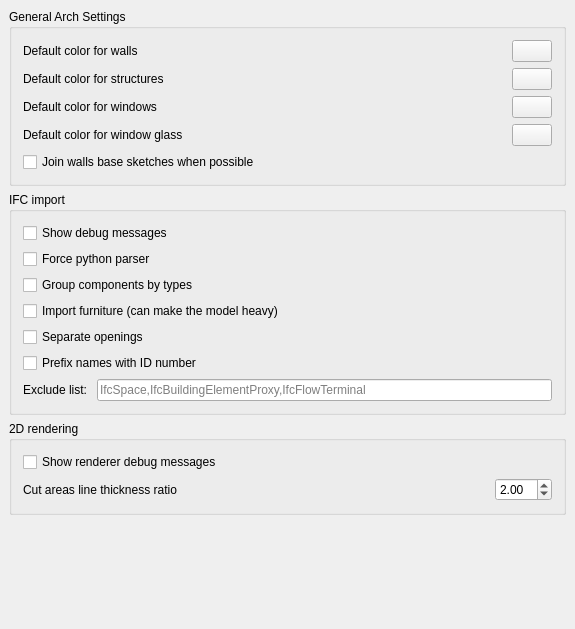
Old version of the form src/Mod/Arch/Resources/ui/archprefs-base.ui in the repository berndhahnebach/All_FreeCAD.
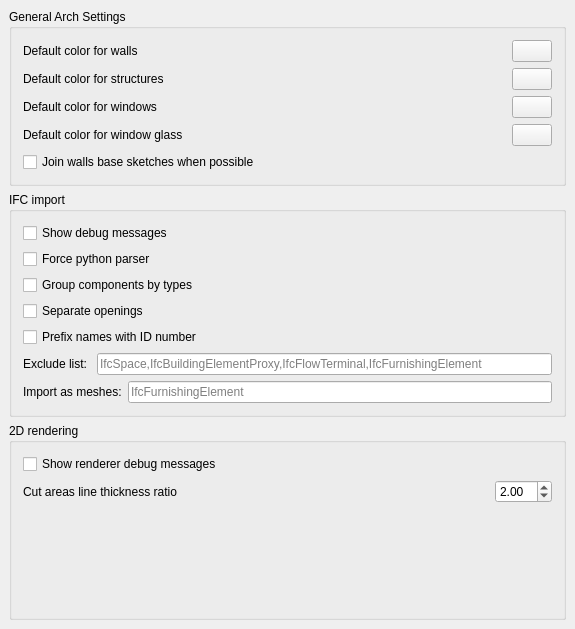
New version of the form. Custom widgets are drawn as their Qt base class.

Commit message: Arch: added spaces to the ifc importer + minor fixes

Patch:
```diff
--- a/src/Mod/Arch/Resources/ui/archprefs-base.ui
+++ b/src/Mod/Arch/Resources/ui/archprefs-base.ui
@@ -285,23 +285,6 @@
         </item>
        </layout>
       </item>
-      <item>
-       <layout class="QHBoxLayout" name="horizontalLayout_4">
-        <item>
-         <widget class="Gui::PrefCheckBox" name="gui::prefcheckbox_3">
-          <property name="text">
-           <string>Import furniture (can make the model heavy)</string>
-          </property>
-          <property name="prefEntry" stdset="0">
-           <cstring>importIfcFurniture</cstring>
-          </property>
-          <property name="prefPath" stdset="0">
-           <cstring>Mod/Arch</cstring>
-          </property>
-         </widget>
-        </item>
-       </layout>
-      </item>
       <item>
        <layout class="QHBoxLayout" name="horizontalLayout_11">
         <item>
@@ -360,7 +343,7 @@
            <string/>
           </property>
           <property name="placeholderText">
-           <string>IfcSpace,IfcBuildingElementProxy,IfcFlowTerminal</string>
+           <string>IfcSpace,IfcBuildingElementProxy,IfcFlowTerminal,IfcFurnishingElement</string>
           </property>
           <property name="prefEntry" stdset="0">
            <cstring>ifcSkip</cstring>
@@ -372,6 +355,33 @@
         </item>
        </layout>
       </item>
+      <item>
+       <layout class="QHBoxLayout" name="horizontalLayout_16">
+        <item>
+         <widget class="QLabel" name="label_7">
+          <property name="text">
+           <string>Import as meshes:</string>
+          </property>
+         </widget>
+        </item>
+        <item>
+         <widget class="Gui::PrefLineEdit" name="gui::preflineedit_2">
+          <property name="toolTip">
+           <string>A comma-separated list of IFC types that must be imported as meshes</string>
+          </property>
+          <property name="placeholderText">
+           <string>IfcFurnishingElement</string>
+          </property>
+          <property name="prefEntry" stdset="0">
+           <cstring>ifcAsMesh</cstring>
+          </property>
+          <property name="prefPath" stdset="0">
+           <cstring>Mod/Arch</cstring>
+          </property>
+         </widget>
+        </item>
+       </layout>
+      </item>
      </layout>
     </widget>
    </item>
@@ -441,9 +451,6 @@
         </item>
        </layout>
       </item>
-     </layout>
-    </widget>
-   </item>
    <item>
     <spacer name="verticalSpacer">
      <property name="orientation">
@@ -456,6 +463,9 @@
       </size>
      </property>
     </spacer>
+      </item>
+     </layout>
+    </widget>
    </item>
   </layout>
  </widget>
```
Lines whose indentation alone changed are shown as unchanged. The commit also changes 2 other files.
